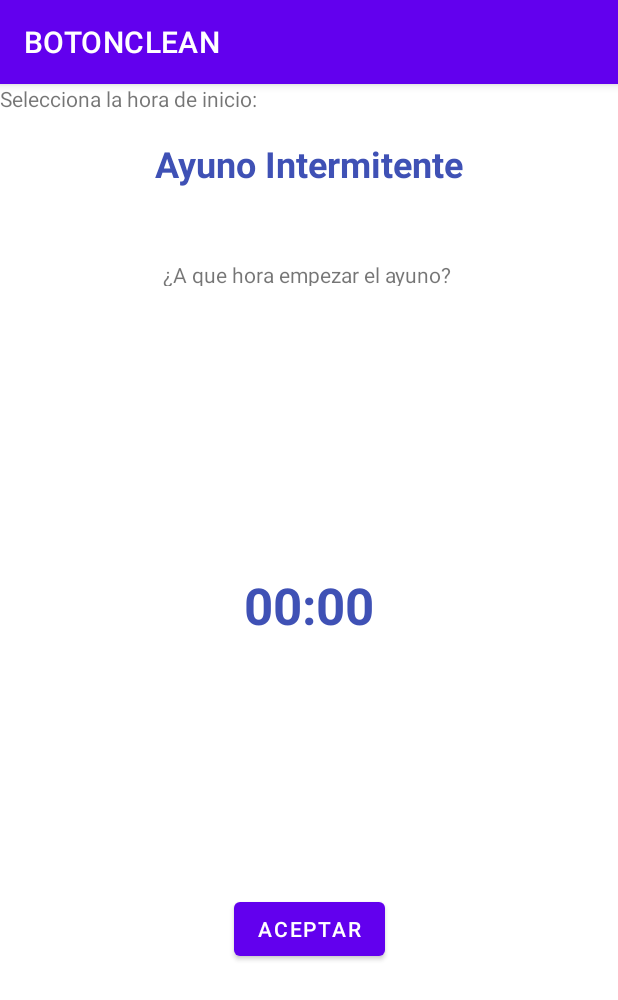
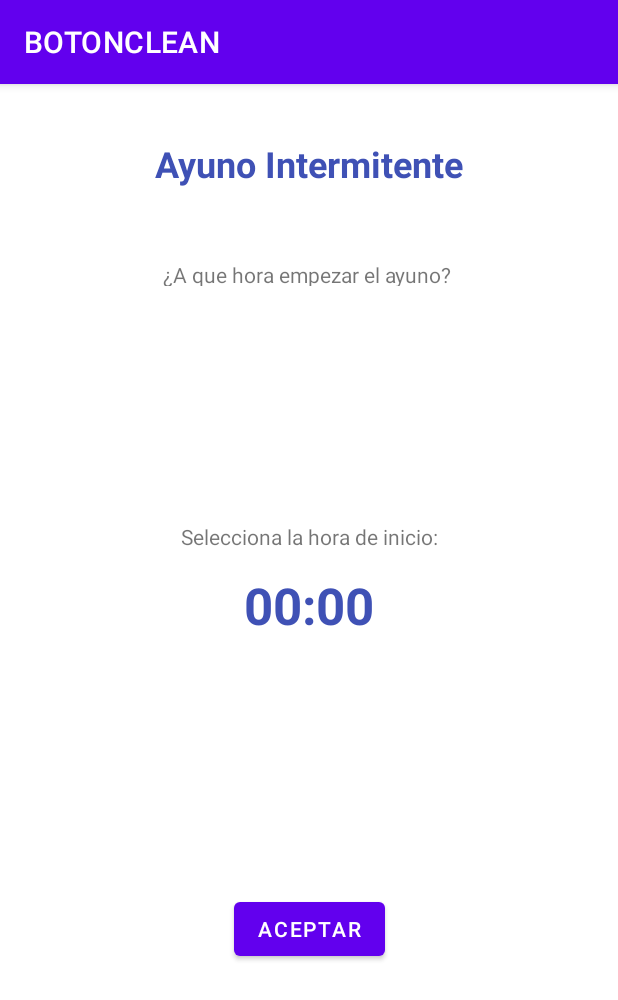
Before and after one commit to JulianHomelo/AyunoApp, an Android app: the Activity3_horas screen opened directly, with no data from a screen before it, on a phone screen of 412 x 824 dp. Shown: the top 1000 px of the screen. Run offline under Robolectric (Android 15) with nearby library versions, the phone set to English and light mode, and no system bars.

Commit message:
Se terminó completo el diseño, faltan la mayoria de las funcionalidades. (Actualizacion)

```diff
--- a/app/src/main/res/layout/activity_activity3_horas.xml
+++ b/app/src/main/res/layout/activity_activity3_horas.xml
@@ -63,6 +63,9 @@
         android:layout_width="wrap_content"
         android:layout_height="wrap_content"
         android:text="Selecciona la hora de inicio:"
-        tools:layout_editor_absoluteX="119dp"
-        tools:layout_editor_absoluteY="274dp" />
+        app:layout_constraintBottom_toBottomOf="parent"
+        app:layout_constraintEnd_toEndOf="parent"
+        app:layout_constraintStart_toStartOf="parent"
+        app:layout_constraintTop_toTopOf="parent"
+        app:layout_constraintVertical_bias="0.39" />
 </androidx.constraintlayout.widget.ConstraintLayout>
```
